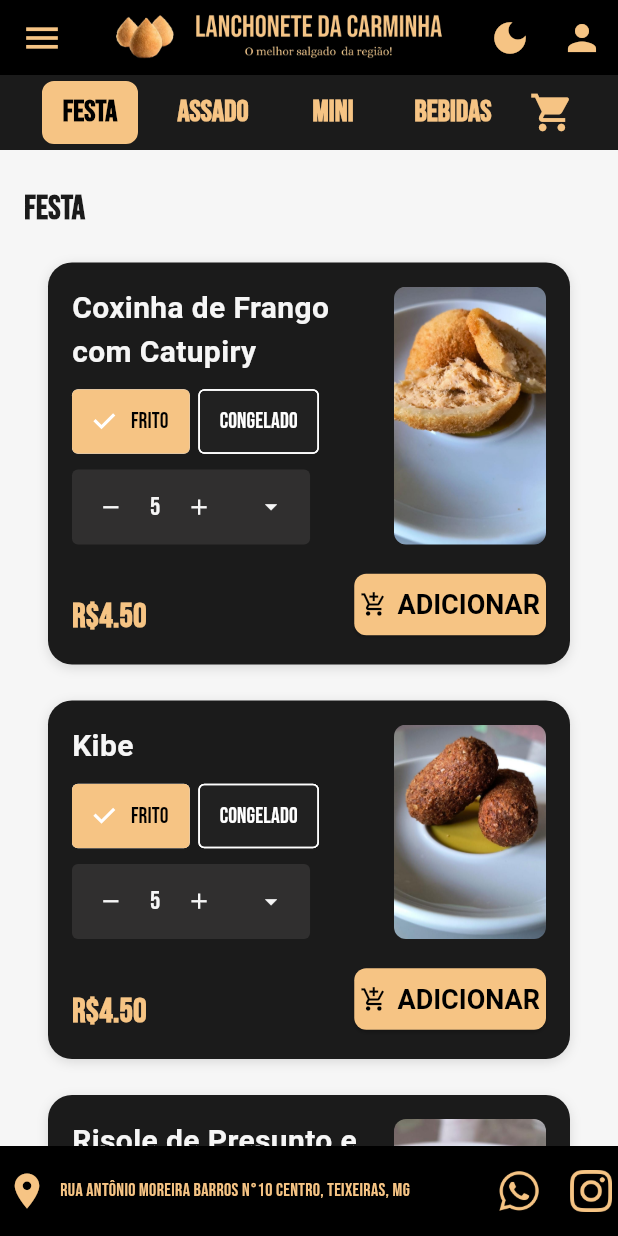
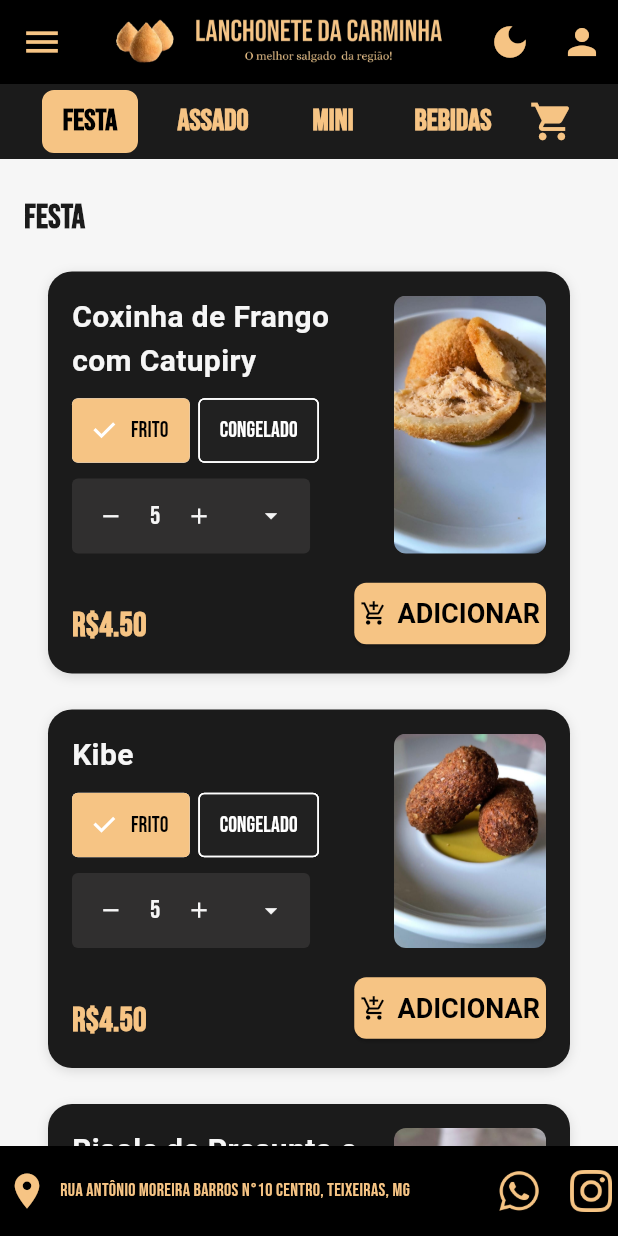
Before and after one commit to Animus2025/Lanchonete-da-Carminha_flutter, a Flutter app: the screen it shows after launch, on a phone screen of 412 x 824 dp. Run offline on Flutter 3.47's test engine with Material 3 defaults, Android fonts, the phone set to English and light mode, and no system bars; Roboto replaces fonts that are missing (Bebas Neue).

Commit message:
Teste de a seção pedidos e logo centralizada no appbar

```diff
--- a/lib/main.dart
+++ b/lib/main.dart
@@ -1,4 +1,5 @@
 import 'package:flutter/material.dart';
+import 'package:lanchonetedacarminha/ui/pages/Meus_pedidos.dart';
 import 'package:lanchonetedacarminha/ui/pages/Revisao_pedido.dart';
 import 'package:provider/provider.dart';
 import 'package:lanchonetedacarminha/ui/pages/cadastro_page.dart';
@@ -56,6 +57,7 @@ class _MyAppState extends State<MyApp> {
         '/politicas-de-privacidade': (context) => PoliticaPrivacidadePage(toggleTheme: toggleTheme),
         '/sobre': (context) => Sobre(toggleTheme: toggleTheme),
         '/revisao_pedido': (context) => RevisaoPedido(toggleTheme: toggleTheme),
+        '/Meus_pedidos': (context) => MeusPedidosPage(toggleTheme: toggleTheme,),
         // você pode adicionar outras rotas aqui também:
         // '/politicas-de-prisvacidade': (context) => const PoliticasPage(),
         // '/sobre': (context) => const SobrePage(),
--- a/lib/ui/widgets/custom_app_bar.dart
+++ b/lib/ui/widgets/custom_app_bar.dart
@@ -2,69 +2,64 @@ import 'package:flutter/material.dart';
 import '../../screens/login_overlay.dart';
 import '../themes/app_theme.dart';
 
-// AppBar personalizada para o aplicativo
 class CustomAppBar extends StatelessWidget implements PreferredSizeWidget {
-  final VoidCallback toggleTheme; // Função para alternar o tema (claro/escuro)
+  final VoidCallback toggleTheme;
 
   const CustomAppBar({super.key, required this.toggleTheme});
 
   @override
   Widget build(BuildContext context) {
-    final theme = Theme.of(context); // Obtém o tema atual
-    final isDarkTheme = theme.brightness == Brightness.dark; // Verifica se está no modo escuro
+    final theme = Theme.of(context);
+    final isDarkTheme = theme.brightness == Brightness.dark;
 
     return PreferredSize(
-      preferredSize: const Size.fromHeight(50.0), // Altura fixa da AppBar
+      preferredSize: const Size.fromHeight(56.0),
       child: AppBar(
-        backgroundColor: AppColors.preto, // Cor de fundo da AppBar
-        iconTheme: IconThemeData(color: AppColors.laranja), // Cor dos ícones padrão
+        backgroundColor: AppColors.preto,
+        iconTheme: IconThemeData(color: AppColors.laranja),
         leading: IconButton(
-          icon: const Icon(Icons.menu, size: 28), // Ícone do menu lateral (Drawer)
+          icon: const Icon(Icons.menu, size: 28),
           onPressed: () {
-            Scaffold.of(context).openDrawer(); // Abre o Drawer ao clicar
+            Scaffold.of(context).openDrawer();
           },
         ),
-        title: SizedBox(
-          width: 418,
-          height: 50,
-          child: Center(
+        title: Center(
           child: GestureDetector(
             onTap: () {
               Navigator.of(context).pushNamedAndRemoveUntil('/', (route) => false);
             },
             child: Image.asset(
-                'lib/assets/icons/logo.png', // Logo centralizada
+              'lib/assets/icons/logo.png',
+              height: 50,  // Ajuste proporcional
               fit: BoxFit.contain,
             ),
           ),
         ),
-        ),
         actions: [
-          // Botão para alternar o tema (claro/escuro)
           IconButton(
             icon: Icon(
-              isDarkTheme ? Icons.light_mode : Icons.dark_mode, // Ícone muda conforme o tema
+              isDarkTheme ? Icons.light_mode : Icons.dark_mode,
               size: 28,
-              color: AppColors.laranja, // Cor do ícone
+              color: AppColors.laranja,
             ),
-            onPressed: toggleTheme, // Chama a função para alternar o tema
+            onPressed: toggleTheme,
           ),
-          // Botão de perfil/login
           IconButton(
             icon: const Icon(
               Icons.person,
               size: 28,
-              color: AppColors.laranja, // Cor do ícone de perfil
+              color: AppColors.laranja,
             ),
             onPressed: () {
-              LoginDialog.show(context); // Abre o diálogo de login ao clicar
+              LoginDialog.show(context);
             },
           ),
         ],
+        centerTitle: true, // 🔥 Mantém centralizado independentemente da tela
       ),
     );
   }
 
   @override
-  Size get preferredSize => const Size.fromHeight(50.0); // Define a altura da AppBar
+  Size get preferredSize => const Size.fromHeight(56.0);
 }
```
Also changed, not shown: lib/models/pedidos.dart (added, +20 -0 lines), lib/ui/pages/Meus_pedidos.dart (added, +187 -0 lines), lib/ui/widgets/custom_drawer.dart (+5 -4 lines). Lines whose indentation alone changed are shown as unchanged.
